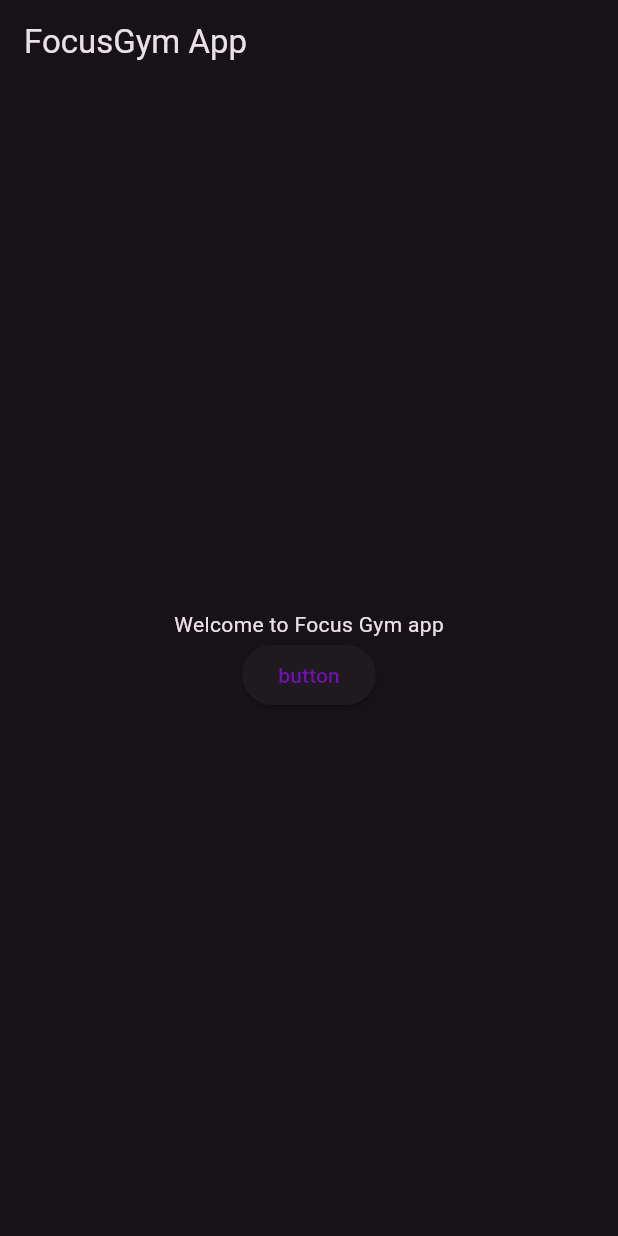
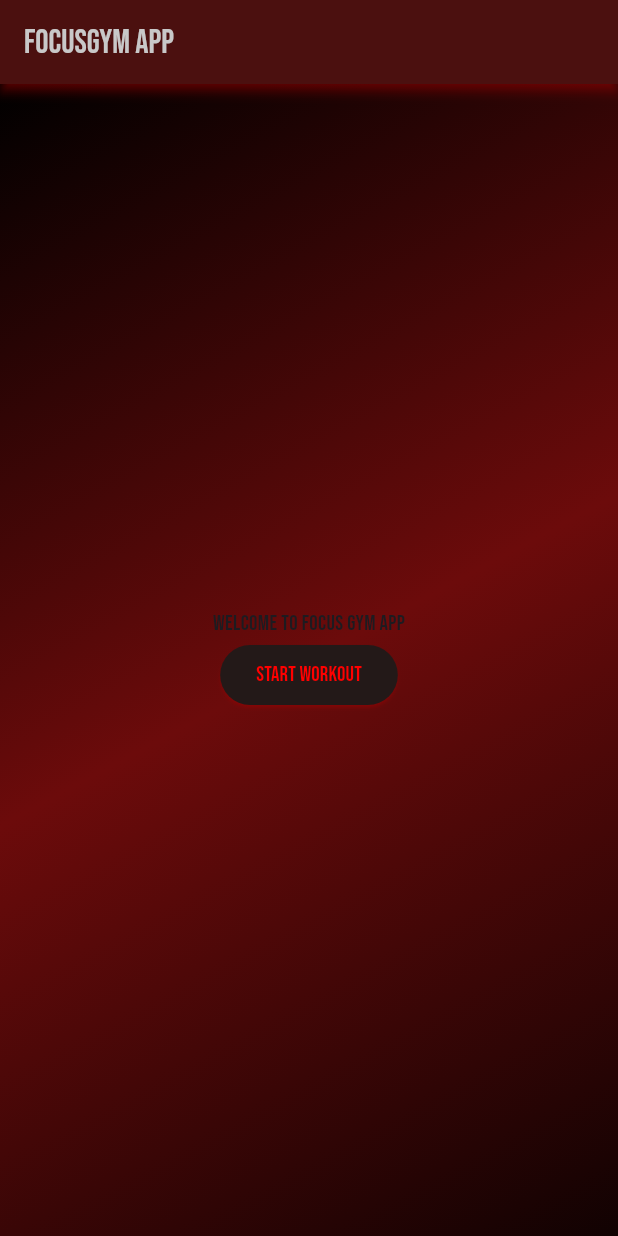
Before and after one commit to Hasse331/focusgym, a Flutter app: the screen it shows after launch, on a phone screen of 412 x 824 dp. Run offline on Flutter 3.47's test engine with Material 3 defaults, Android fonts, the light colour scheme and no system bars; our stand-ins replace google_fonts.

Commit message:
more styling and font works

```diff
--- a/lib/main.dart
+++ b/lib/main.dart
@@ -1,39 +1,65 @@
 import 'package:flutter/material.dart';
+import 'package:google_fonts/google_fonts.dart';
 
 void main() {
   runApp(const MyApp());
 }
+
+var kHighlightColor = const Color.fromARGB(255, 255, 0, 0);
 
 class MyApp extends StatelessWidget {
   const MyApp({super.key});
   @override
   Widget build(BuildContext context) {
     return MaterialApp(
+      title: 'FocusGym',
       theme: ThemeData(
         useMaterial3: true,
+        textTheme: GoogleFonts.bebasNeueTextTheme(),
         colorScheme: ColorScheme.fromSeed(
-          seedColor: const Color.fromARGB(255, 179, 64, 255),
+          seedColor: kHighlightColor,
+          shadow: kHighlightColor,
           // ···
           brightness: Brightness.dark,
-          primary: const Color.fromARGB(255, 110, 17, 173),
-          background: const Color.fromARGB(255, 0, 0, 0),
+          primary: kHighlightColor,
+        ),
+        appBarTheme: const AppBarTheme().copyWith(
+          backgroundColor: const Color.fromARGB(255, 60, 2, 2),
+          foregroundColor: const Color.fromARGB(255, 200, 200, 200),
+          shadowColor: kHighlightColor,
+          elevation: 3,
         ),
       ),
       home: Scaffold(
           appBar: AppBar(
             title: const Text('FocusGym App'),
           ),
-          body: Center(
+          body: Container(
+            decoration: const BoxDecoration(
+                gradient: LinearGradient(
+              colors: [
+                Color.fromARGB(255, 0, 0, 0),
+                Color.fromARGB(255, 108, 11, 11),
+                Color.fromARGB(255, 17, 2, 2),
+              ],
+              begin: Alignment.topLeft,
+              end: Alignment.bottomRight,
+            )),
+            child: Center(
                 child: Column(
               mainAxisAlignment: MainAxisAlignment.center,
               children: <Widget>[
                 const Text("Welcome to Focus Gym app"),
                 ElevatedButton(
                   onPressed: () {},
-                child: const Text("button"),
+                  child: Text(
+                    'Start workout',
+                    style: GoogleFonts.bebasNeue(),
+                  ),
                 )
               ],
-          ))),
+            )),
+          )),
     );
   }
 }
```
Also changed, not shown: pubspec.yaml (+7 -15 lines), google_fonts/BebasNeue-Regular.ttf (added), pubspec.lock, 1 other file. Lines whose indentation alone changed are shown as unchanged.
